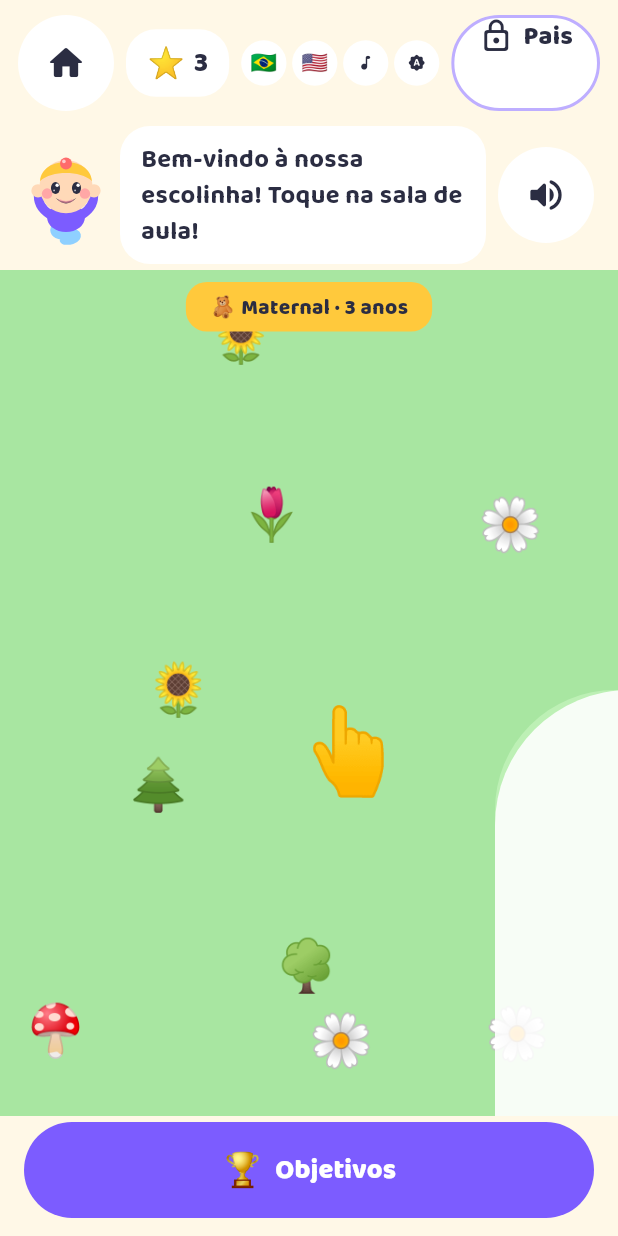
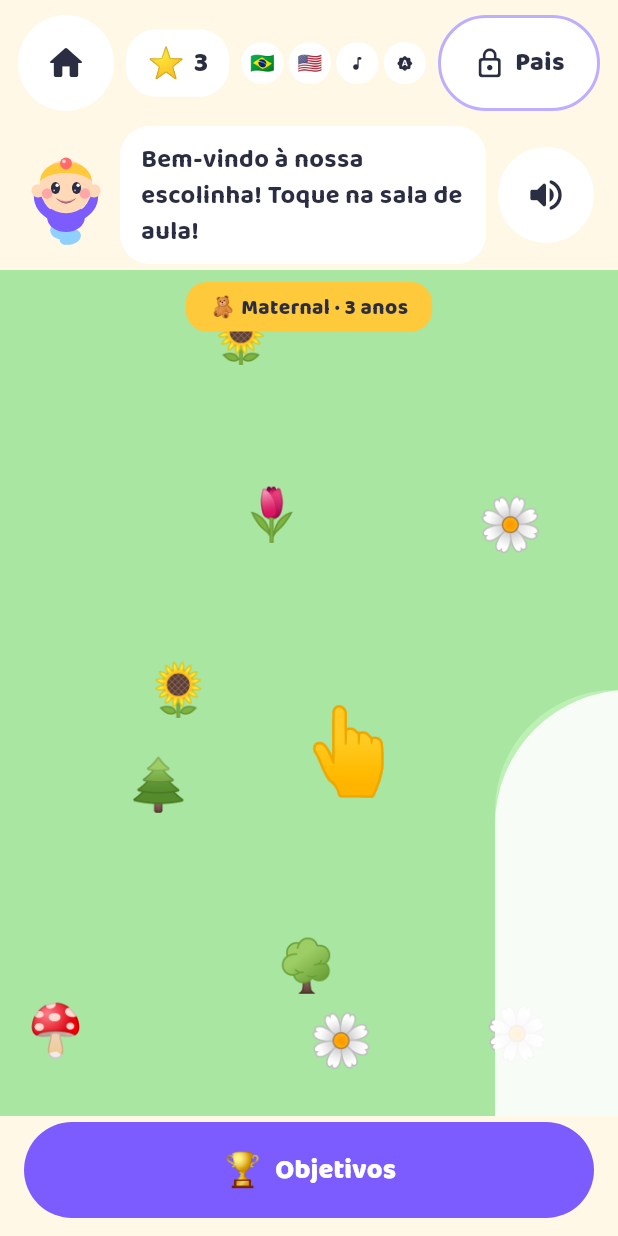
Before and after one commit to RonaldoRhoney/GeniuKiddo, a Flutter app: the SchoolScreen screen opened directly, on a phone screen of 412 x 824 dp. Run offline on Flutter 3.47's test engine with Material 3 defaults, Android fonts, the phone set to English and light mode, and no system bars; our stand-ins replace flutter_riverpod, flutter_tts, just_audio, shared_preferences; missing offline and left inert: audio_session; accounts and stored records are empty.

Commit message:
botão Pais: conteúdo centralizado na pílula
Co-Authored-By: Claude Opus 5.5 <noreply@anthropic.com>

```diff
--- a/client/lib/app/hold_to_unlock.dart
+++ b/client/lib/app/hold_to_unlock.dart
@@ -117,9 +117,10 @@ class _HoldToUnlockState extends State<HoldToUnlock>
   }
 
   Widget _pill(AppColors colors) {
+    // Largura fixa: mostrar a dica não pode empurrar os outros botões.
     return Container(
       height: 64,
-      constraints: const BoxConstraints(minWidth: 64),
+      width: 108,
       decoration: BoxDecoration(
         color: colors.card,
         borderRadius: BorderRadius.circular(32),
@@ -132,6 +133,7 @@ class _HoldToUnlockState extends State<HoldToUnlock>
       child: AnimatedBuilder(
         animation: _controller,
         builder: (context, child) => Stack(
+          alignment: Alignment.center,
           children: [
             // Enche da esquerda pra direita enquanto o adulto segura.
             Positioned.fill(
@@ -145,18 +147,24 @@ class _HoldToUnlockState extends State<HoldToUnlock>
           ],
         ),
         child: Padding(
-          padding: const EdgeInsets.symmetric(horizontal: 16),
+          padding: const EdgeInsets.symmetric(horizontal: 12),
           child: Row(
-            mainAxisSize: MainAxisSize.min,
+            mainAxisAlignment: MainAxisAlignment.center,
             children: [
-              Icon(widget.icon, size: 24, color: colors.ink),
+              Icon(widget.icon, size: 22, color: colors.ink),
               const SizedBox(width: 6),
-              Text(
-                _showHint ? widget.hint! : widget.label!,
-                style: TextStyle(
-                  fontWeight: FontWeight.w800,
-                  fontSize: _showHint ? 13 : 17,
-                  color: colors.ink,
+              Flexible(
+                child: Text(
+                  _showHint ? widget.hint! : widget.label!,
+                  maxLines: 2,
+                  textAlign: TextAlign.center,
+                  overflow: TextOverflow.ellipsis,
+                  style: TextStyle(
+                    fontWeight: FontWeight.w800,
+                    fontSize: _showHint ? 12 : 17,
+                    height: 1.1,
+                    color: colors.ink,
+                  ),
                 ),
               ),
             ],
```
